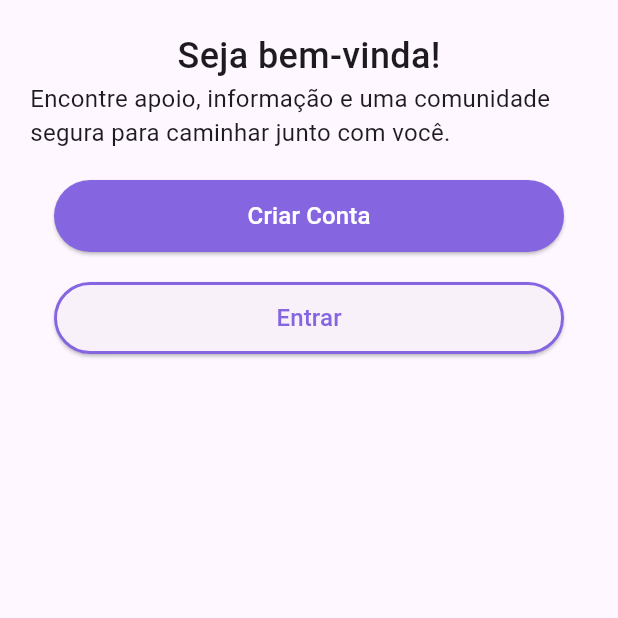
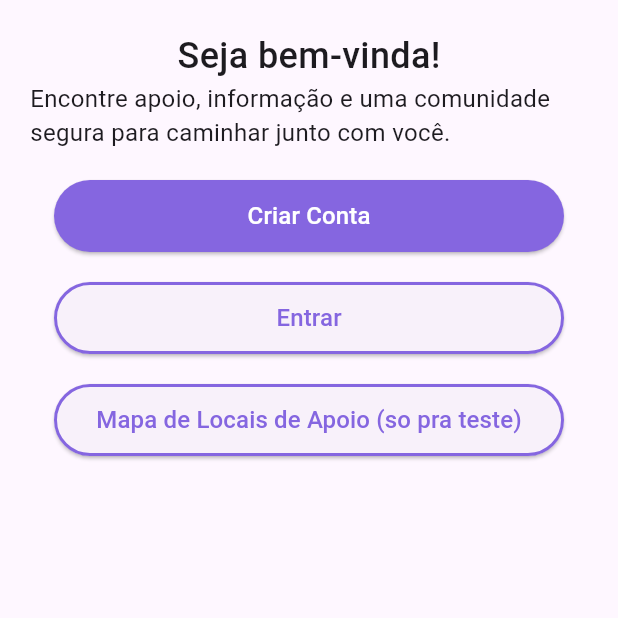
Before and after one commit to Denils0n/EloMae, a Flutter app: the WelcomeScreen screen opened by its route, on a phone screen of 412 x 824 dp, the top half of it. Run offline on Flutter 3.47's test engine with Material 3 defaults, Android fonts, the phone set to English and light mode, and no system bars; our stand-ins replace cloud_firestore, firebase_core, flutter_map, flutter_svg, geolocator, go_router and 1 more; accounts and stored records are empty.

Commit message:
feat: Mostrando o mapa

```diff
--- a/lib/app/routes.dart
+++ b/lib/app/routes.dart
@@ -4,14 +4,31 @@ import 'package:elomae/app/views/screens/welcome_screen.dart';
 import 'package:elomae/app/views/screens/login_screen.dart';
 import 'package:elomae/app/views/screens/register_screen.dart';
 import 'package:elomae/app/views/screens/database_screen.dart';
+import 'package:elomae/app/views/screens/map_screen.dart';
 
 final GoRouter routes = GoRouter(
   initialLocation: '/onboard',
   routes: [
-    GoRoute(path: '/onboard', builder: (context, state) => const OnboardingScreen()),
-    GoRoute(path: '/welcome', builder: (context, state) => const WelcomeScreen()),
+    GoRoute(
+      path: '/onboard',
+      builder: (context, state) => const OnboardingScreen(),
+    ),
+    GoRoute(
+      path: '/welcome',
+      builder: (context, state) => const WelcomeScreen(),
+    ),
     GoRoute(path: '/login', builder: (context, state) => const LoginScreen()),
-    GoRoute(path: '/register', builder: (context, state) => const RegisterScreen()),
-    GoRoute(path: '/database', builder: (context, state) => const FirestoreExample()),
+    GoRoute(
+      path: '/register',
+      builder: (context, state) => const RegisterScreen(),
+    ),
+    GoRoute(
+      path: '/database',
+      builder: (context, state) => const FirestoreExample(),
+    ),
+    GoRoute(
+      path: '/map',
+      builder: (context, state) => const SupportPlacesMap(),
+    ),
   ],
 );
--- a/lib/app/views/screens/welcome_screen.dart
+++ b/lib/app/views/screens/welcome_screen.dart
@@ -52,10 +52,43 @@ class WelcomeScreen extends StatelessWidget {
                       onPressed: () => GoRouter.of(context).push('/login'),
                       style: ElevatedButton.styleFrom(
                         foregroundColor: Colors.white,
-                        shape: RoundedRectangleBorder(side: BorderSide(color: const Color(0xFF8566E0), width: 2), borderRadius: BorderRadius.circular(30)),
+                        shape: RoundedRectangleBorder(
+                          side: BorderSide(
+                            color: const Color(0xFF8566E0),
+                            width: 2,
+                          ),
+                          borderRadius: BorderRadius.circular(30),
+                        ),
                       ),
                       child: const Text(
                         'Entrar',
+                        style: TextStyle(
+                          color: Color(0xFF8566E0),
+                          fontSize: 16,
+                          fontWeight: FontWeight.w500,
+                        ),
+                      ),
+                    ),
+                  ),
+
+                  SizedBox(height: 20),
+                  SizedBox(
+                    width: 340,
+                    height: 48,
+                    child: ElevatedButton(
+                      onPressed: () => GoRouter.of(context).push('/map'),
+                      style: ElevatedButton.styleFrom(
+                        foregroundColor: Colors.white,
+                        shape: RoundedRectangleBorder(
+                          side: BorderSide(
+                            color: const Color(0xFF8566E0),
+                            width: 2,
+                          ),
+                          borderRadius: BorderRadius.circular(30),
+                        ),
+                      ),
+                      child: const Text(
+                        'Mapa de Locais de Apoio (so pra teste)',
                         style: TextStyle(
                           color: Color(0xFF8566E0),
                           fontSize: 16,
```
Also changed, not shown: lib/app/views/screens/map_screen.dart (added, +121 -0 lines), pubspec.yaml (+9 -4 lines), pubspec.lock, 4 other files.
